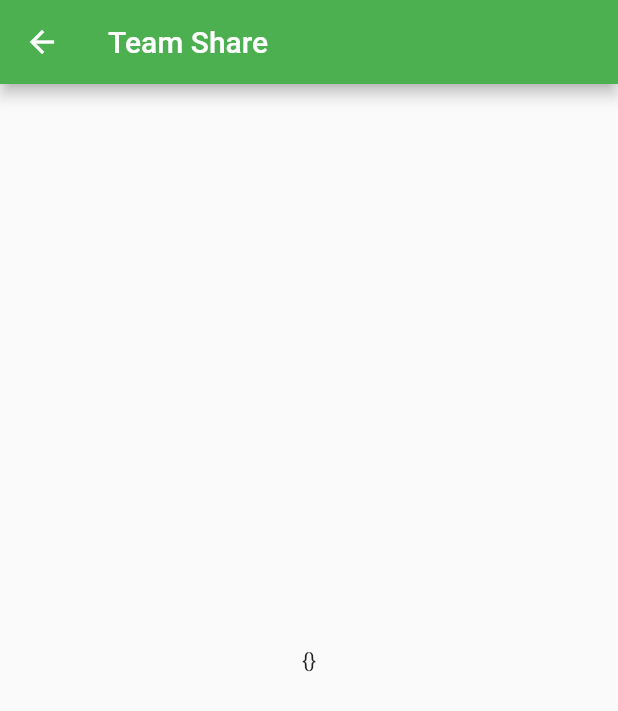
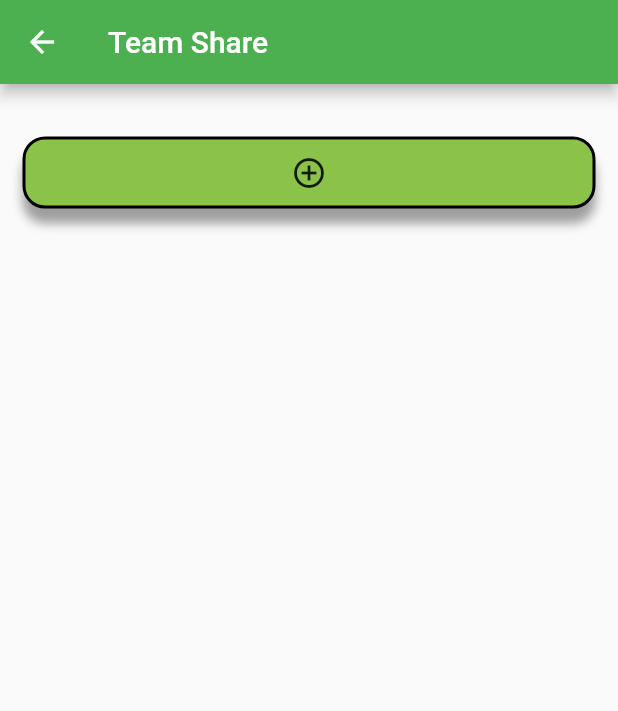
Before and after one commit to Asafvm/project_ts_2020, a Flutter app: the MainScreen screen opened by its route, on a phone screen of 412 x 824 dp. Shown: the top 711 px of the screen. Run offline on Flutter 3.47's test engine with Material 2 defaults, Android fonts, the phone set to English and light mode, and no system bars; our stand-ins replace cloud_firestore, cloud_functions, contacts_service, file_picker, firebase_auth, firebase_storage; missing offline and left inert: flutter_pdfview, positioned_tap_detector; accounts and stored records are empty.

```diff
--- a/lib/screens/main_screen.dart
+++ b/lib/screens/main_screen.dart
@@ -1,6 +1,9 @@
+import 'dart:math';
+
 import 'package:cloud_firestore/cloud_firestore.dart';
 import 'package:flutter/material.dart';
 import 'package:teamshare/screens/team_create_screen.dart';
+import 'package:teamshare/widgets/team_thumbnail.dart';
 
 class MainScreen extends StatefulWidget {
   static const String routeName = '/main_screen';
@@ -18,12 +21,13 @@ class _MainScreenState extends State<MainScreen> {
           title: Text("Team Share"),
         ),
         //drawer: CustomDrawer(),
-        body: StreamBuilder<Map<String, dynamic>>(
+        body: StreamBuilder<List<DocumentSnapshot>>(
             stream: Firestore.instance
-                .collection("userEmail")
-                .document("ts@ts.com")
-                .get()
-                .then((value) => value.data)
+                .collection("users")
+                .document("ts@ts.com") //TODO: generalize this
+                .collection("teams")
+                .getDocuments()
+                .then((value) => value.documents)
                 .asStream(),
             builder: (context, snapshot) {
               if (snapshot == null || snapshot.data == null) {
@@ -51,7 +55,47 @@ class _MainScreenState extends State<MainScreen> {
                 );
               } else {
                 return Center(
-                  child: Text(snapshot.data.toString()),
+                  child: Column(
+                    children: [
+                      // ignore: missing_return
+                      ListView.builder(
+                        padding: const EdgeInsets.all(10),
+                        itemBuilder: (ctx, index) {
+                          return TeamThumbnail(
+                            key: UniqueKey(),
+                            teamDocId: snapshot.data[index].documentID,
+                          );
+                        },
+                        itemCount: snapshot.data.length,
+                        shrinkWrap: true,
+                      ),
+
+                      GestureDetector(
+                        onTap: () {
+                          Navigator.of(context).push(
+                            MaterialPageRoute(
+                                builder: (_) => TeamCreateScreen()),
+                          );
+                        },
+                        child: Container(
+                          width: double.infinity,
+                          margin: EdgeInsets.all(15),
+                          padding: const EdgeInsets.symmetric(vertical: 10),
+                          decoration: BoxDecoration(
+                              border: Border.all(color: Colors.black, width: 2),
+                              borderRadius: BorderRadius.circular(15),
+                              color: Theme.of(context).accentColor,
+                              boxShadow: [
+                                BoxShadow(
+                                    color: Colors.grey,
+                                    blurRadius: 5,
+                                    offset: Offset(0, 10))
+                              ]),
+                          child: Icon(Icons.add_circle_outline),
+                        ),
+                      ),
+                    ],
+                  ),
                 );
               }
             }),
--- a/pubspec.yaml
+++ b/pubspec.yaml
@@ -63,7 +63,8 @@ flutter:
   # the material Icons class.
   uses-material-design: true
   # To add assets to your application, add an assets section, like this:
-  # assets:
+  assets:
+    - assets/pics/unknown.jpg
   #   - images/a_dot_burr.jpeg
   #   - images/a_dot_ham.jpeg
   # An image asset can refer to one or more resolution-specific "variants", see
```
Also changed, not shown: lib/widgets/team_thumbnail.dart (added, +55 -0 lines), assets/pics/unknown.jpg (added), 1 other file.
